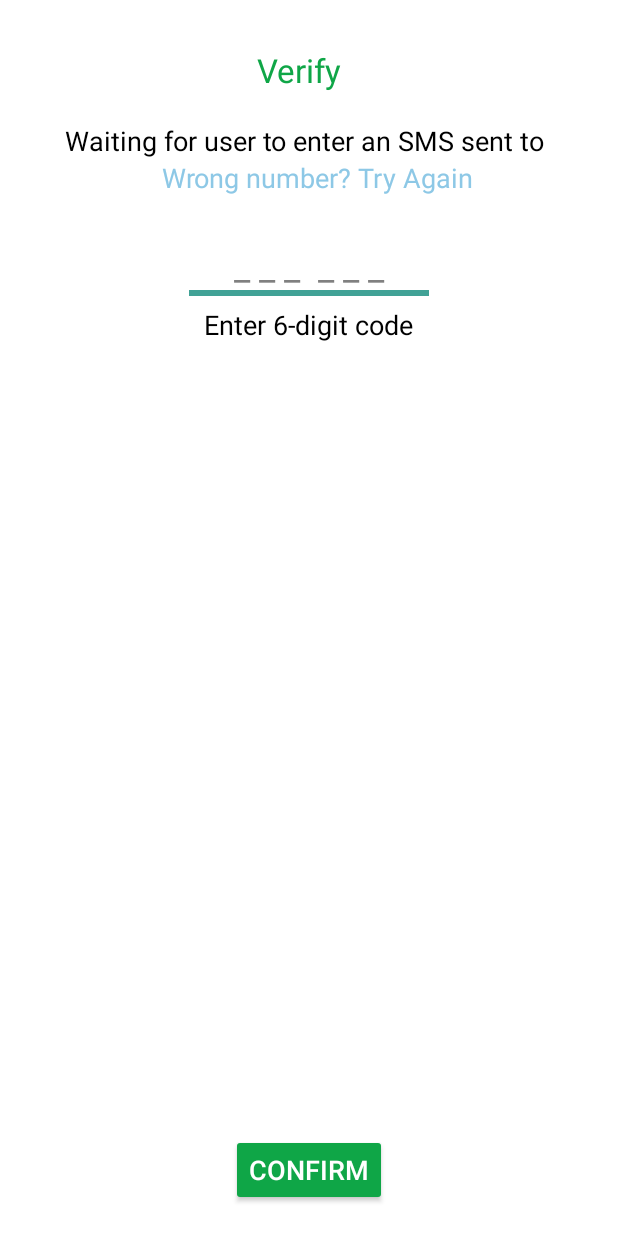
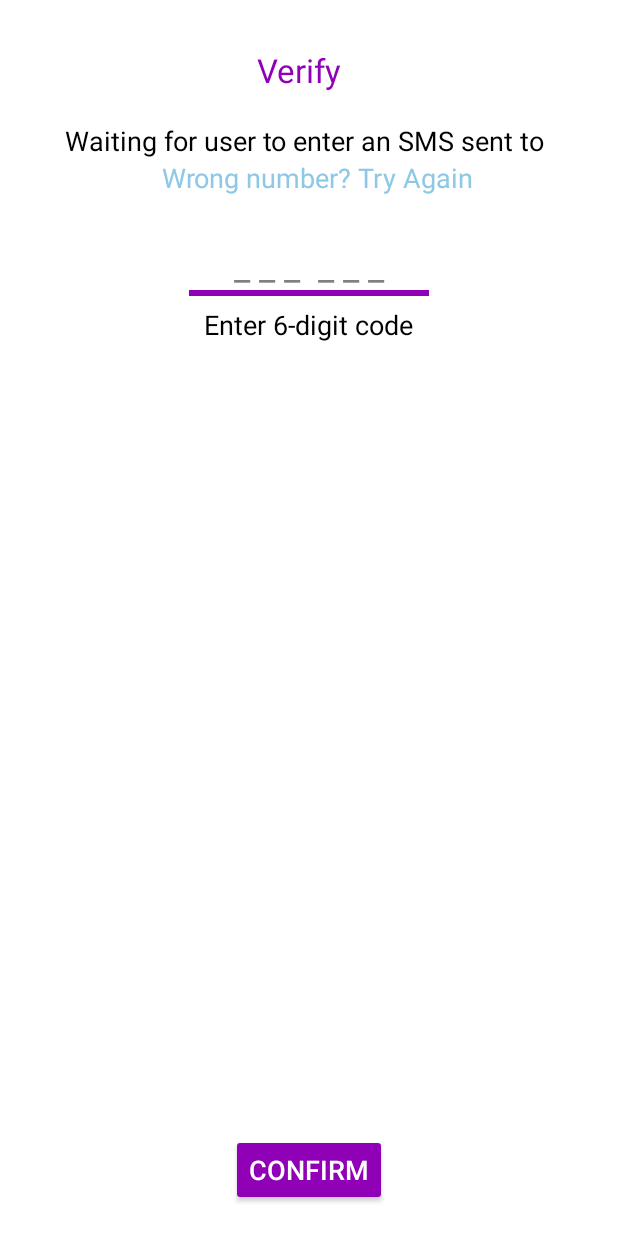
Before and after one commit to kashifisonly1/MC_GroupProject, an Android app: the CodeVerificationActivity screen opened directly, with no data from a screen before it, on a phone screen of 412 x 824 dp. Run offline under Robolectric (Android 15) with nearby library versions, the phone set to English and light mode, and no system bars.

Commit message:
code verification change

```diff
--- a/WhatsappClone/app/src/main/res/layout/activity_code_verification.xml
+++ b/WhatsappClone/app/src/main/res/layout/activity_code_verification.xml
@@ -28,7 +28,7 @@
             <TextView
                 android:layout_width="wrap_content"
                 android:layout_height="wrap_content"
-                android:textColor="#0FA647"
+                android:textColor="@color/violet"
                 android:layout_marginTop="12dp"
                 android:layout_marginBottom="20dp"
                 android:layout_marginEnd="12dp"
@@ -104,7 +104,7 @@
                 android:textColor="@color/black"
                 android:textSize="24dp"
                 android:gravity="center"
-                android:backgroundTint="#41a296"
+                android:backgroundTint="@color/violet"
                 android:backgroundTintMode="screen"
                 android:inputType="number"
                 android:textColorLink="#8F00B7"/>
@@ -126,7 +126,7 @@
                 android:id="@+id/button3"
                 android:layout_width="wrap_content"
                 android:layout_height="wrap_content"
-                android:backgroundTint="#0FA647"
+                android:backgroundTint="@color/violet"
                 android:layout_gravity="center"
                 android:text="Confirm"
                 android:onClick="verifySignInCode"
```
